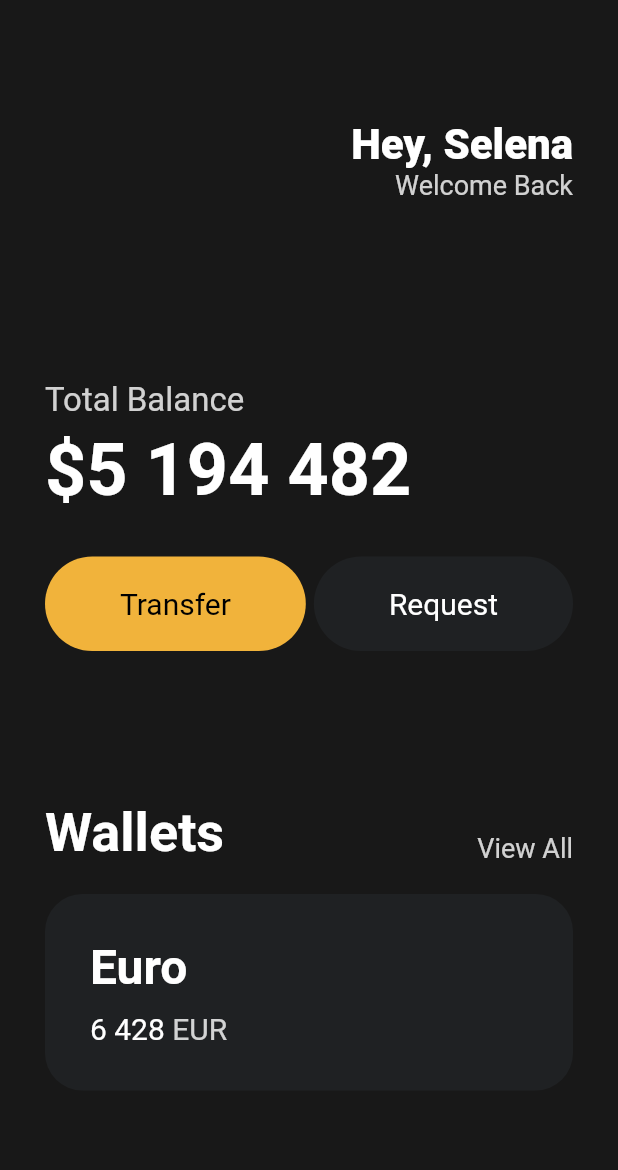
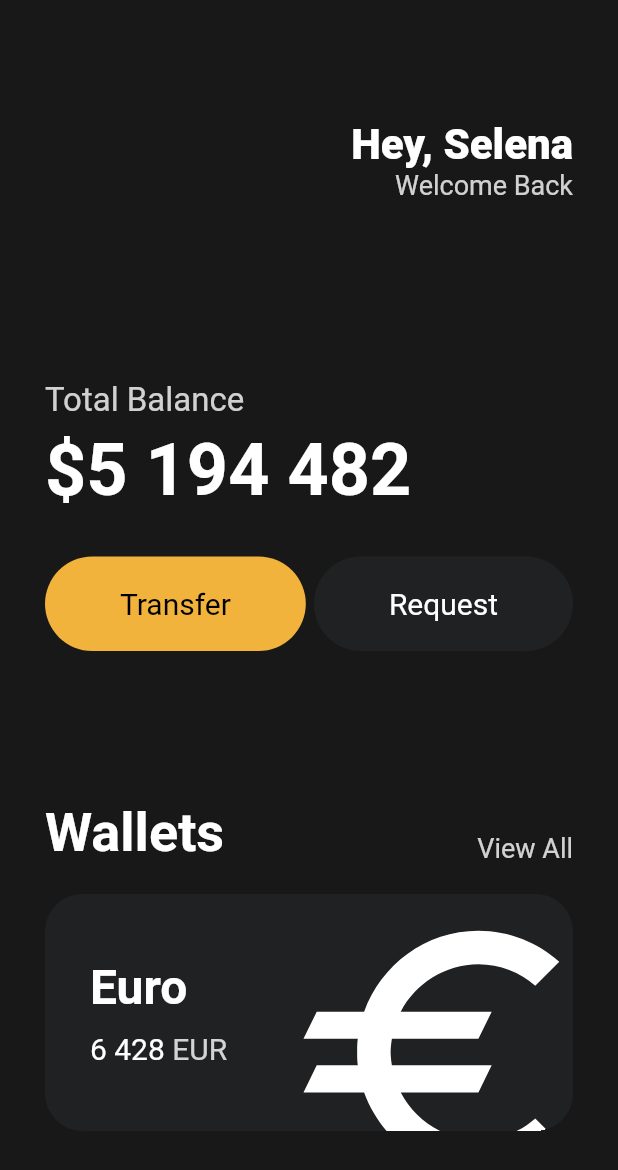
Before and after one commit to July249/flutter-tutorial, a Flutter app: the screen it shows after launch, on a phone screen of 412 x 824 dp. Shown: the top 1170 px of the screen. Run offline on Flutter 3.47's test engine with Material 2 defaults, Android fonts, the phone set to English and light mode, and no system bars.

Commit message:
Icons and Transforms

```diff
--- a/ui_challenge/lib/main.dart
+++ b/ui_challenge/lib/main.dart
@@ -115,6 +115,7 @@ class App extends StatelessWidget {
                 height: 20,
               ),
               Container(
+                clipBehavior: Clip.hardEdge,
                 decoration: BoxDecoration(
                   color: const Color(0xFF1F2123),
                   borderRadius: BorderRadius.circular(25),
@@ -122,6 +123,7 @@ class App extends StatelessWidget {
                 child: Padding(
                   padding: const EdgeInsets.all(30),
                   child: Row(
+                    mainAxisAlignment: MainAxisAlignment.spaceBetween,
                     children: [
                       Column(
                         crossAxisAlignment: CrossAxisAlignment.start,
@@ -161,6 +163,17 @@ class App extends StatelessWidget {
                           ),
                         ],
                       ),
+                      Transform.scale(
+                        scale: 2.2,
+                        child: Transform.translate(
+                          offset: const Offset(-5, 12),
+                          child: const Icon(
+                            Icons.euro_outlined,
+                            color: Colors.white,
+                            size: 98,
+                          ),
+                        ),
+                      ),
                     ],
                   ),
                 ),
```
